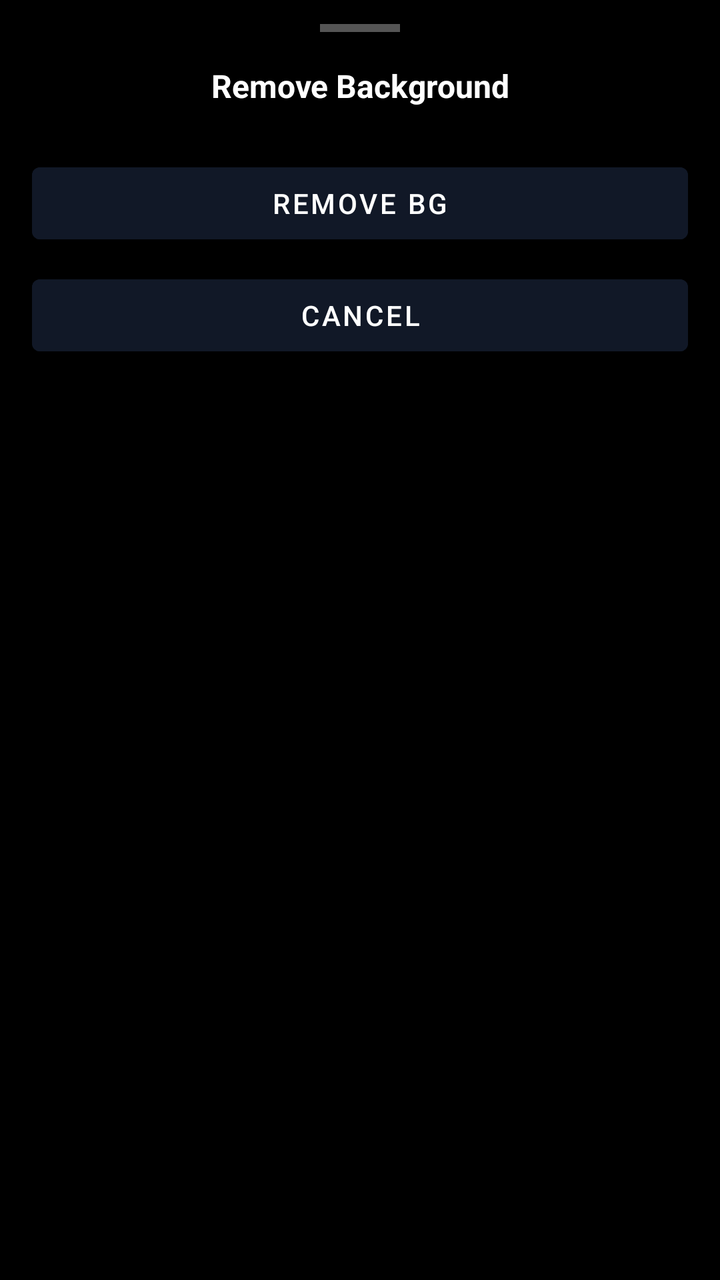
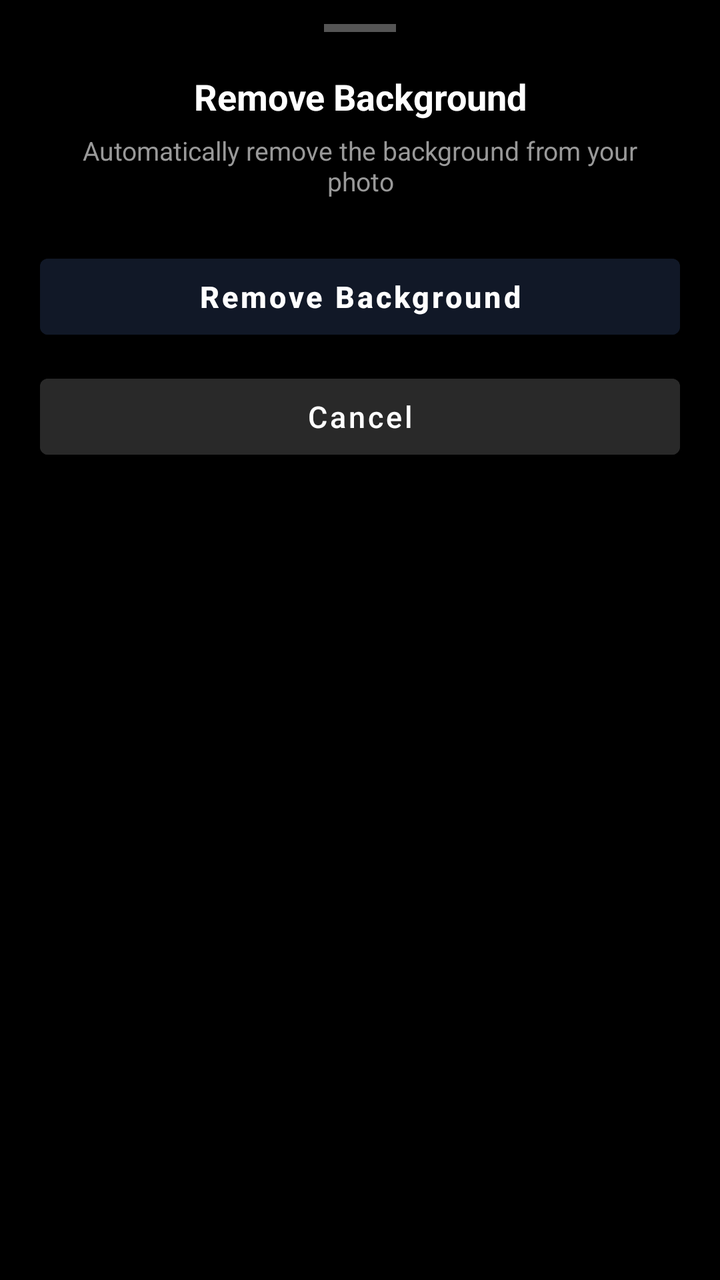

Compare the two renders of this Android layout. The source of the first and the diff that turns it into the second are given below.
<!-- AndroidManifest.xml: application theme Theme.SampleProject -->
<!-- res/layout/bottom_sheet_remove.xml -->
<?xml version="1.0" encoding="utf-8"?>
<LinearLayout xmlns:android="http://schemas.android.com/apk/res/android"
    android:layout_width="match_parent"
    android:layout_height="wrap_content"
    android:orientation="vertical"
    android:background="@color/black"
    android:paddingBottom="24dp">

    <View
        android:layout_width="40dp"
        android:layout_height="4dp"
        android:layout_gravity="center_horizontal"
        android:layout_marginTop="12dp"
        android:layout_marginBottom="16dp"
        android:background="#555555" />

    <TextView
        android:layout_width="match_parent"
        android:layout_height="wrap_content"
        android:text="Remove Background"
        android:textColor="@android:color/white"
        android:textSize="16sp"
        android:textStyle="bold"
        android:gravity="center"
        android:paddingBottom="16dp" />

    <Button
        android:id="@+id/btnRemoveBg"
        android:layout_width="match_parent"
        android:layout_height="48dp"
        android:layout_marginHorizontal="16dp"
        android:layout_marginTop="8dp"
        android:text="Remove BG"
        android:textColor="@android:color/white"
        android:backgroundTint="@color/app_color" />

    <Button
        android:id="@+id/btnCancel"
        android:layout_width="match_parent"
        android:layout_height="48dp"
        android:layout_marginHorizontal="16dp"
        android:layout_marginTop="8dp"
        android:text="Cancel"
        android:textColor="@android:color/white"
        android:backgroundTint="@color/app_color" />

</LinearLayout>
<!-- resources referenced by this layout -->
<resources>
  <color name="app_color">@color/theme_dark</color>
  <color name="black">#FF000000</color>
  <style name="Theme.SampleProject" parent="Base.Theme.SampleProject" />
  <color name="theme_dark">#111827</color>
  <style name="Base.Theme.SampleProject" parent="Theme.MaterialComponents.DayNight.NoActionBar">
          <item name="colorPrimary">@color/theme_purple</item>
          <item name="colorPrimaryVariant">@color/theme_dark</item>
          <item name="colorSecondary">@color/theme_pink</item>
      </style>
  <color name="theme_purple">#A855F7</color>
  <color name="theme_pink">#D048AA</color>
</resources>

<!-- the commit's change to res/layout/bottom_sheet_remove.xml (unified diff, before → after) -->
@@ -4,44 +4,65 @@
     android:layout_height="wrap_content"
     android:orientation="vertical"
     android:background="@color/black"
+    android:paddingTop="8dp"
     android:paddingBottom="24dp">
 
+    
     <View
-        android:layout_width="40dp"
+        android:layout_width="36dp"
         android:layout_height="4dp"
         android:layout_gravity="center_horizontal"
-        android:layout_marginTop="12dp"
-        android:layout_marginBottom="16dp"
+        android:layout_marginTop="4dp"
+        android:layout_marginBottom="20dp"
         android:background="#555555" />
 
+    
     <TextView
         android:layout_width="match_parent"
         android:layout_height="wrap_content"
+        android:layout_marginHorizontal="20dp"
+        android:gravity="center"
         android:text="Remove Background"
         android:textColor="@android:color/white"
-        android:textSize="16sp"
-        android:textStyle="bold"
+        android:textSize="18sp"
+        android:textStyle="bold" />
+
+    
+    <TextView
+        android:layout_width="match_parent"
+        android:layout_height="wrap_content"
+        android:layout_marginHorizontal="24dp"
+        android:layout_marginTop="6dp"
         android:gravity="center"
-        android:paddingBottom="16dp" />
+        android:text="Automatically remove the background from your photo"
+        android:textColor="#999999"
+        android:textSize="13sp" />
 
+    
     <Button
         android:id="@+id/btnRemoveBg"
         android:layout_width="match_parent"
-        android:layout_height="48dp"
-        android:layout_marginHorizontal="16dp"
-        android:layout_marginTop="8dp"
-        android:text="Remove BG"
+        android:layout_height="50dp"
+        android:layout_marginHorizontal="20dp"
+        android:layout_marginTop="24dp"
+        android:backgroundTint="@color/app_color"
+        android:text="Remove Background"
+        android:textAllCaps="false"
         android:textColor="@android:color/white"
-        android:backgroundTint="@color/app_color" />
+        android:textSize="15sp"
+        android:textStyle="bold" />
 
+    
     <Button
         android:id="@+id/btnCancel"
         android:layout_width="match_parent"
-        android:layout_height="48dp"
-        android:layout_marginHorizontal="16dp"
-        android:layout_marginTop="8dp"
+        android:layout_height="50dp"
+        android:layout_marginHorizontal="20dp"
+        android:layout_marginTop="10dp"
+        android:backgroundTint="#292929"
         android:text="Cancel"
+        android:textAllCaps="false"
         android:textColor="@android:color/white"
-        android:backgroundTint="@color/app_color" />
+        android:textSize="15sp" />
 
 </LinearLayout>
